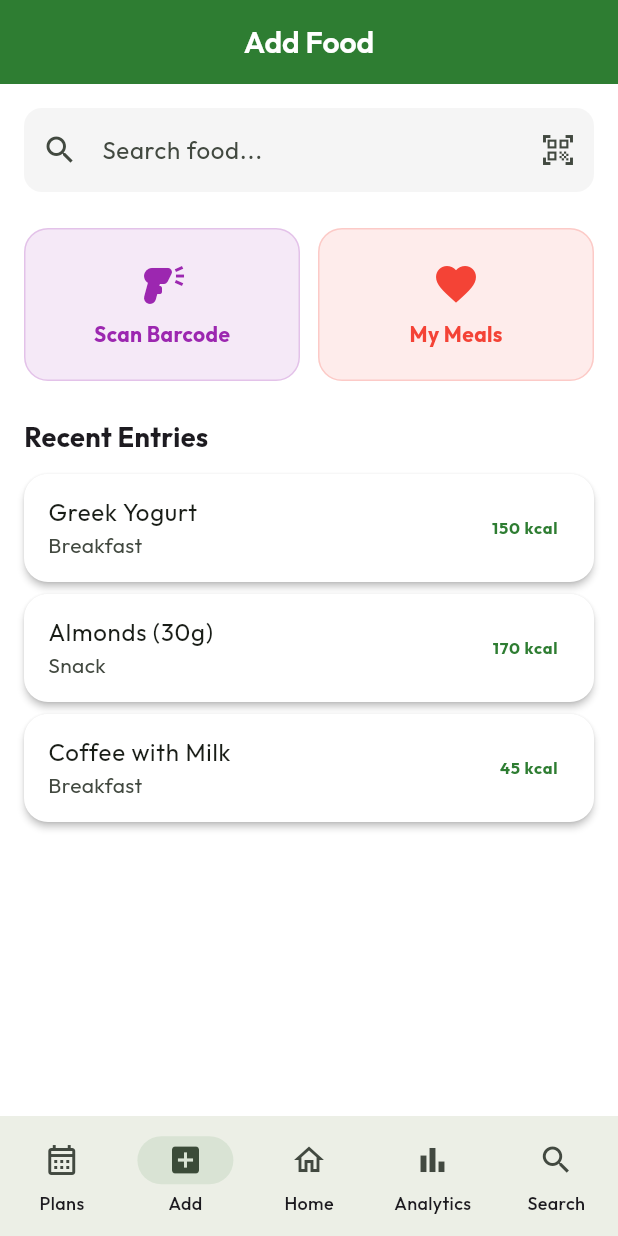
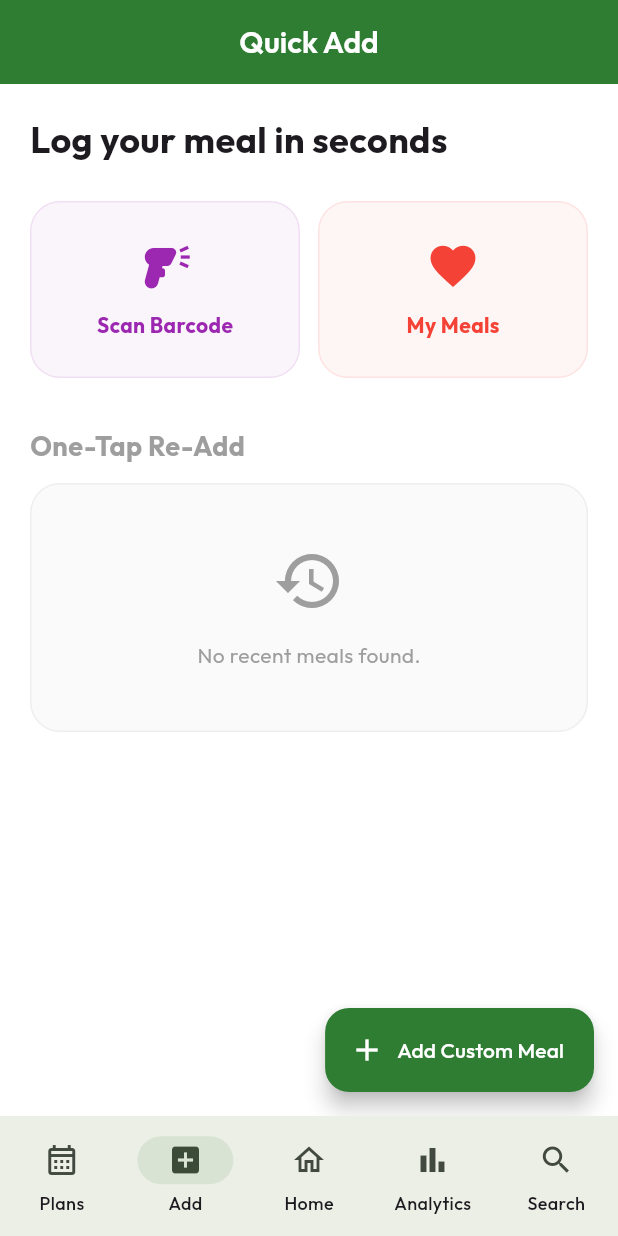
Before and after one commit to MayankT1409/smart-meal-planner-nutrition-tracking-app, a Flutter app: the screen it shows after launch, item 2 of the bottom bar chosen, on a phone screen of 412 x 824 dp. Run offline on Flutter 3.47's test engine with Material 3 defaults, Android fonts, the phone set to English and light mode, and no system bars; our stand-ins replace cloud_firestore, connectivity_plus, firebase_core, fl_chart, flutter_riverpod, google_fonts and 2 more; accounts and stored records are empty.

Commit message:
update the firebase

```diff
--- a/smart_meal_planner/lib/features/nutrition/food_entry_screen.dart
+++ b/smart_meal_planner/lib/features/nutrition/food_entry_screen.dart
@@ -1,27 +1,30 @@
 import 'package:flutter/material.dart';
+import 'package:flutter_riverpod/flutter_riverpod.dart';
+import 'package:uuid/uuid.dart';
+import '../meals/add_meal_screen.dart';
+import '../../providers/storage_providers.dart';
+import '../../models/meal_entry.dart';
+import '../../services/offline_sync_service.dart';
 
-class FoodEntryScreen extends StatelessWidget {
+class FoodEntryScreen extends ConsumerWidget {
   const FoodEntryScreen({super.key});
 
   @override
-  Widget build(BuildContext context) {
+  Widget build(BuildContext context, WidgetRef ref) {
+    final recentEntries = ref.watch(mealEntriesProvider).reversed.take(5).toList();
+
     return Scaffold(
       appBar: AppBar(
-        title: const Text('Add Food'),
+        title: const Text('Quick Add'),
       ),
       body: SingleChildScrollView(
-        padding: const EdgeInsets.all(16),
+        padding: const EdgeInsets.all(20),
         child: Column(
+          crossAxisAlignment: CrossAxisAlignment.start,
           children: [
-            TextField(
-              decoration: InputDecoration(
-                hintText: 'Search food...',
-                prefixIcon: const Icon(Icons.search),
-                suffixIcon: IconButton(
-                  icon: const Icon(Icons.qr_code_scanner),
-                  onPressed: () {},
-                ),
-              ),
+            const Text(
+              'Log your meal in seconds',
+              style: TextStyle(fontSize: 24, fontWeight: FontWeight.bold),
             ),
             const SizedBox(height: 24),
             Row(
@@ -45,72 +48,120 @@ class FoodEntryScreen extends StatelessWidget {
                 ),
               ],
             ),
-            const SizedBox(height: 24),
-            const Align(
-              alignment: Alignment.centerLeft,
-              child: Text(
-                'Recent Entries',
-                style: TextStyle(fontSize: 18, fontWeight: FontWeight.bold),
-              ),
+            const SizedBox(height: 32),
+            const Text(
+              'One-Tap Re-Add',
+              style: TextStyle(fontSize: 18, fontWeight: FontWeight.bold, color: Colors.grey),
             ),
             const SizedBox(height: 12),
-            _buildRecentItem(context, 'Greek Yogurt', '150 kcal', 'Breakfast'),
-            _buildRecentItem(context, 'Almonds (30g)', '170 kcal', 'Snack'),
-            _buildRecentItem(context, 'Coffee with Milk', '45 kcal', 'Breakfast'),
+            if (recentEntries.isEmpty)
+              _buildEmptyState(context)
+            else
+              ...recentEntries.map((meal) => _buildQuickAddCard(context, ref, meal)),
           ],
         ),
+      ),
+      floatingActionButton: FloatingActionButton.extended(
+        onPressed: () {
+          Navigator.push(
+            context,
+            MaterialPageRoute(builder: (context) => const AddMealScreen()),
+          );
+        },
+        icon: const Icon(Icons.add),
+        label: const Text('Add Custom Meal'),
+        backgroundColor: Theme.of(context).colorScheme.primary,
+        foregroundColor: Colors.white,
       ),
     );
   }
 
-  Widget _buildQuickAction(
-    BuildContext context,
-    String label,
-    IconData icon,
-    Color color,
-  ) {
+  Widget _buildEmptyState(BuildContext context) {
     return Container(
-      padding: const EdgeInsets.symmetric(vertical: 20),
+      width: double.infinity,
+      padding: const EdgeInsets.all(40),
       decoration: BoxDecoration(
-        color: color.withOpacity(0.1),
-        borderRadius: BorderRadius.circular(16),
-        border: Border.all(color: color.withOpacity(0.2)),
+        color: Colors.grey[50],
+        borderRadius: BorderRadius.circular(20),
+        border: Border.all(color: Colors.grey[200]!),
       ),
-      child: Column(
+      child: const Column(
         children: [
-          Icon(icon, color: color, size: 32),
-          const SizedBox(height: 8),
-          Text(
-            label,
-            style: TextStyle(
-              color: color,
-              fontWeight: FontWeight.bold,
-            ),
-          ),
+          Icon(Icons.history, size: 48, color: Colors.grey),
+          SizedBox(height: 16),
+          Text('No recent meals found.', style: TextStyle(color: Colors.grey)),
         ],
       ),
     );
   }
 
-  Widget _buildRecentItem(
-    BuildContext context,
-    String name,
-    String calories,
-    String category,
-  ) {
+  Widget _buildQuickAddCard(BuildContext context, WidgetRef ref, MealEntry meal) {
     return Card(
-      margin: const EdgeInsets.only(bottom: 8),
+      elevation: 0,
+      margin: const EdgeInsets.only(bottom: 12),
+      shape: RoundedRectangleBorder(
+        borderRadius: BorderRadius.circular(16),
+        side: BorderSide(color: Colors.grey.withOpacity(0.1)),
+      ),
       child: ListTile(
-        title: Text(name),
-        subtitle: Text(category),
-        trailing: Text(
-          calories,
-          style: TextStyle(
-            fontWeight: FontWeight.bold,
-            color: Theme.of(context).colorScheme.primary,
+        contentPadding: const EdgeInsets.symmetric(horizontal: 20, vertical: 8),
+        title: Text(meal.foodName, style: const TextStyle(fontWeight: FontWeight.bold)),
+        subtitle: Text('Quick-add as ${meal.mealType}'),
+        trailing: Container(
+          padding: const EdgeInsets.all(8),
+          decoration: BoxDecoration(
+            color: Theme.of(context).colorScheme.primary.withOpacity(0.1),
+            shape: BoxShape.circle,
           ),
+          child: Icon(Icons.add, color: Theme.of(context).colorScheme.primary),
         ),
-        onTap: () {},
+        onTap: () async {
+          // CLONE AND ADD IMMEDIATELY
+          final newEntry = MealEntry(
+            id: const Uuid().v4(),
+            mealType: meal.mealType,
+            foodName: meal.foodName,
+            quantity: meal.quantity,
+            calories: meal.calories,
+            protein: meal.protein,
+            carbs: meal.carbs,
+            fats: meal.fats,
+            dateTime: DateTime.now(), // Use current time
+          );
+
+          await ref.read(mealEntriesProvider.notifier).addEntry(newEntry);
+
+          // Sync to Firebase in background
+          OfflineSyncService.queueMealSync(newEntry).catchError((_) {});
+
+          if (context.mounted) {
+            ScaffoldMessenger.of(context).showSnackBar(
+              SnackBar(
+                content: Text('Quickly Added: ${meal.foodName}'),
+                backgroundColor: Colors.green,
+                duration: const Duration(seconds: 1),
+              ),
+            );
+          }
+        },
+      ),
+    );
+  }
+
+  Widget _buildQuickAction(BuildContext context, String label, IconData icon, Color color) {
+    return Container(
+      padding: const EdgeInsets.symmetric(vertical: 24),
+      decoration: BoxDecoration(
+        color: color.withOpacity(0.05),
+        borderRadius: BorderRadius.circular(20),
+        border: Border.all(color: color.withOpacity(0.1)),
+      ),
+      child: Column(
+        children: [
+          Icon(icon, color: color, size: 36),
+          const SizedBox(height: 12),
+          Text(label, style: TextStyle(color: color, fontWeight: FontWeight.bold)),
+        ],
       ),
     );
   }
```
Also changed, not shown: smart_meal_planner/lib/features/meals/add_meal_screen.dart (+7 -4 lines), smart_meal_planner/lib/features/meals/meal_planning_screen.dart (+92 -66 lines).
